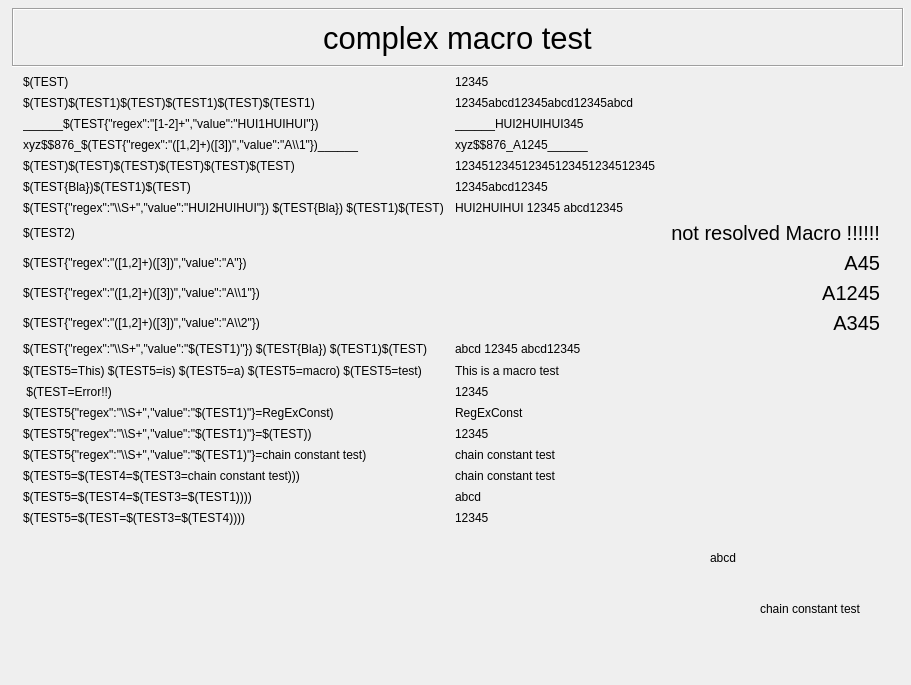
caqtdm/caqtdm, file caQtDM_Tests/macrotest.ui: the form before one commit.
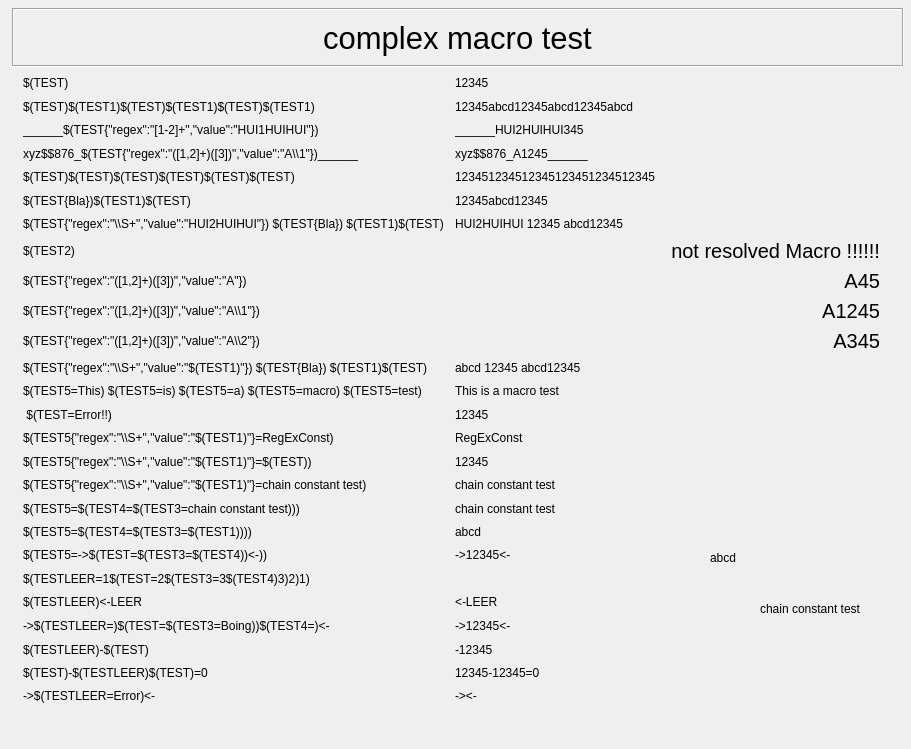
The form after the commit. Custom widgets are drawn as their Qt base class.

Commit message: extended Macro test

Diff of the .ui file:
```diff
--- a/caQtDM_Tests/macrotest.ui
+++ b/caQtDM_Tests/macrotest.ui
@@ -7,7 +7,7 @@
     <x>0</x>
     <y>0</y>
     <width>911</width>
-    <height>685</height>
+    <height>749</height>
    </rect>
   </property>
   <property name="windowTitle">
@@ -20,10 +20,84 @@
       <x>23</x>
       <y>74</y>
       <width>857</width>
-      <height>451</height>
+      <height>631</height>
      </rect>
     </property>
-    <layout class="QGridLayout" name="gridLayout" rowstretch="0,0,0,0,0,0,0,0,0,0,0,0,0,0,0,0,0,0,0,0,0">
+    <layout class="QGridLayout" name="gridLayout" rowstretch="0,0,0,0,0,0,0,0,0,0,0,0,0,0,0,0,0,0,0,0,0,0,0,0,0,0,0">
+     <item row="10" column="0">
+      <widget class="caLabel" name="calabel_21">
+       <property name="text">
+        <string>$(TEST{&quot;regex&quot;:&quot;([1,2]+)([3])&quot;,&quot;value&quot;:&quot;A\\1&quot;})</string>
+       </property>
+      </widget>
+     </item>
+     <item row="18" column="0">
+      <widget class="caLabel" name="calabel_35">
+       <property name="text">
+        <string>$(TEST5=$(TEST4=$(TEST3=chain constant test)))</string>
+       </property>
+      </widget>
+     </item>
+     <item row="21" column="1">
+      <widget class="caLabel" name="calabel_52">
+       <property name="text">
+        <string/>
+       </property>
+      </widget>
+     </item>
+     <item row="3" column="0">
+      <widget class="caLabel" name="calabel_8">
+       <property name="text">
+        <string>______$(TEST{&quot;regex&quot;:&quot;[1-2]+&quot;,&quot;value&quot;:&quot;HUI1HUIHUI&quot;})</string>
+       </property>
+       <property name="textFormat">
+        <enum>Qt::PlainText</enum>
+       </property>
+      </widget>
+     </item>
+     <item row="19" column="0">
+      <widget class="caLabel" name="calabel_37">
+       <property name="text">
+        <string>$(TEST5=$(TEST4=$(TEST3=$(TEST1))))</string>
+       </property>
+      </widget>
+     </item>
+     <item row="11" column="1">
+      <widget class="QLabel" name="label_4">
+       <property name="font">
+        <font>
+         <pointsize>15</pointsize>
+        </font>
+       </property>
+       <property name="text">
+        <string>A345</string>
+       </property>
+       <property name="alignment">
+        <set>Qt::AlignRight|Qt::AlignTrailing|Qt::AlignVCenter</set>
+       </property>
+      </widget>
+     </item>
+     <item row="17" column="1">
+      <widget class="caLabel" name="calabel_34">
+       <property name="text">
+        <string>chain constant test</string>
+       </property>
+      </widget>
+     </item>
+     <item row="23" column="0">
+      <widget class="caLabel" name="calabel_45">
+       <property name="text">
+        <string>-&gt;$(TESTLEER=)$(TEST=$(TEST3=Boing))$(TEST4=)&lt;-</string>
+       </property>
+      </widget>
+     </item>
+     <item row="6" column="1">
+      <widget class="caLabel" name="calabel_18">
+       <property name="text">
+        <string>12345abcd12345</string>
+       </property>
+      </widget>
+     </item>
      <item row="5" column="1">
       <widget class="caLabel" name="calabel_17">
        <property name="text">
@@ -31,24 +105,32 @@
        </property>
       </widget>
      </item>
-     <item row="15" column="1">
-      <widget class="caLabel" name="calabel_31">
+     <item row="18" column="1">
+      <widget class="caLabel" name="calabel_36">
        <property name="text">
-        <string>RegExConst</string>
+        <string>chain constant test</string>
        </property>
       </widget>
      </item>
-     <item row="1" column="1">
-      <widget class="caLabel" name="calabel_13">
+     <item row="10" column="1">
+      <widget class="QLabel" name="label_3">
+       <property name="font">
+        <font>
+         <pointsize>15</pointsize>
+        </font>
+       </property>
        <property name="text">
-        <string>12345</string>
+        <string>A1245</string>
        </property>
+       <property name="alignment">
+        <set>Qt::AlignRight|Qt::AlignTrailing|Qt::AlignVCenter</set>
+       </property>
       </widget>
      </item>
-     <item row="6" column="0">
-      <widget class="caLabel" name="calabel_12">
+     <item row="1" column="0">
+      <widget class="caLabel" name="calabel_10">
        <property name="text">
-        <string>$(TEST{Bla})$(TEST1)$(TEST)</string>
+        <string>$(TEST)</string>
        </property>
       </widget>
      </item>
@@ -59,41 +141,32 @@
        </property>
       </widget>
      </item>
-     <item row="12" column="0">
-      <widget class="caLabel" name="calabel_23">
+     <item row="17" column="0">
+      <widget class="caLabel" name="calabel_33">
        <property name="text">
-        <string>$(TEST{&quot;regex&quot;:&quot;\\S+&quot;,&quot;value&quot;:&quot;$(TEST1)&quot;}) $(TEST{Bla}) $(TEST1)$(TEST)</string>
+        <string>$(TEST5{&quot;regex&quot;:&quot;\\S+&quot;,&quot;value&quot;:&quot;$(TEST1)&quot;}=chain constant test)</string>
        </property>
       </widget>
      </item>
-     <item row="2" column="1">
-      <widget class="caLabel" name="calabel_14">
-       <property name="text">
-        <string>12345abcd12345abcd12345abcd</string>
+     <item row="9" column="1">
+      <widget class="QLabel" name="label_2">
+       <property name="font">
+        <font>
+         <pointsize>15</pointsize>
+        </font>
        </property>
-      </widget>
-     </item>
-     <item row="4" column="0">
-      <widget class="caLabel" name="calabel_9">
        <property name="text">
-        <string>xyz$$876_$(TEST{&quot;regex&quot;:&quot;([1,2]+)([3])&quot;,&quot;value&quot;:&quot;A\\1&quot;})______</string>
+        <string>A45</string>
        </property>
-      </widget>
-     </item>
-     <item row="16" column="1">
-      <widget class="caLabel" name="calabel_32">
-       <property name="text">
-        <string>12345</string>
+       <property name="alignment">
+        <set>Qt::AlignRight|Qt::AlignTrailing|Qt::AlignVCenter</set>
        </property>
       </widget>
      </item>
-     <item row="3" column="0">
-      <widget class="caLabel" name="calabel_8">
+     <item row="25" column="0">
+      <widget class="caLabel" name="calabel_48">
        <property name="text">
-        <string>______$(TEST{&quot;regex&quot;:&quot;[1-2]+&quot;,&quot;value&quot;:&quot;HUI1HUIHUI&quot;})</string>
-       </property>
-       <property name="textFormat">
-        <enum>Qt::PlainText</enum>
+        <string>$(TEST)-$(TESTLEER)$(TEST)=0</string>
        </property>
       </widget>
      </item>
@@ -112,17 +185,10 @@
        </property>
       </widget>
      </item>
-     <item row="5" column="0">
-      <widget class="caLabel" name="calabel_2">
+     <item row="24" column="1">
+      <widget class="caLabel" name="calabel_47">
        <property name="text">
-        <string>$(TEST)$(TEST)$(TEST)$(TEST)$(TEST)$(TEST)</string>
-       </property>
-      </widget>
-     </item>
-     <item row="14" column="0">
-      <widget class="caLabel" name="calabel_27">
-       <property name="text">
-        <string> $(TEST=Error!!)</string>
+        <string>-12345</string>
        </property>
       </widget>
      </item>
@@ -133,17 +199,17 @@
        </property>
       </widget>
      </item>
-     <item row="17" column="1">
-      <widget class="caLabel" name="calabel_34">
+     <item row="1" column="1">
+      <widget class="caLabel" name="calabel_13">
        <property name="text">
-        <string>chain constant test</string>
+        <string>12345</string>
        </property>
       </widget>
      </item>
-     <item row="19" column="0">
-      <widget class="caLabel" name="calabel_37">
+     <item row="4" column="0">
+      <widget class="caLabel" name="calabel_9">
        <property name="text">
-        <string>$(TEST5=$(TEST4=$(TEST3=$(TEST1))))</string>
+        <string>xyz$$876_$(TEST{&quot;regex&quot;:&quot;([1,2]+)([3])&quot;,&quot;value&quot;:&quot;A\\1&quot;})______</string>
        </property>
       </widget>
      </item>
@@ -154,24 +220,45 @@
        </property>
       </widget>
      </item>
-     <item row="2" column="0">
-      <widget class="caLabel" name="calabel_11">
+     <item row="20" column="1">
+      <widget class="caLabel" name="calabel_42">
        <property name="text">
-        <string>$(TEST)$(TEST1)$(TEST)$(TEST1)$(TEST)$(TEST1)</string>
+        <string>-&gt;12345&lt;-</string>
        </property>
       </widget>
      </item>
-     <item row="9" column="0">
-      <widget class="caLabel" name="calabel_7">
+     <item row="13" column="1">
+      <widget class="caLabel" name="calabel_26">
        <property name="text">
-        <string>$(TEST{&quot;regex&quot;:&quot;([1,2]+)([3])&quot;,&quot;value&quot;:&quot;A&quot;})</string>
+        <string>This is a macro test</string>
        </property>
       </widget>
      </item>
-     <item row="7" column="0">
-      <widget class="caLabel" name="calabel_19">
+     <item row="16" column="1">
+      <widget class="caLabel" name="calabel_32">
        <property name="text">
-        <string>$(TEST{&quot;regex&quot;:&quot;\\S+&quot;,&quot;value&quot;:&quot;HUI2HUIHUI&quot;}) $(TEST{Bla}) $(TEST1)$(TEST)</string>
+        <string>12345</string>
+       </property>
+      </widget>
+     </item>
+     <item row="2" column="1">
+      <widget class="caLabel" name="calabel_14">
+       <property name="text">
+        <string>12345abcd12345abcd12345abcd</string>
+       </property>
+      </widget>
+     </item>
+     <item row="23" column="1">
+      <widget class="caLabel" name="calabel_50">
+       <property name="text">
+        <string>-&gt;12345&lt;-</string>
+       </property>
+      </widget>
+     </item>
+     <item row="12" column="0">
+      <widget class="caLabel" name="calabel_23">
+       <property name="text">
+        <string>$(TEST{&quot;regex&quot;:&quot;\\S+&quot;,&quot;value&quot;:&quot;$(TEST1)&quot;}) $(TEST{Bla}) $(TEST1)$(TEST)</string>
        </property>
       </widget>
      </item>
@@ -182,32 +269,38 @@
        </property>
       </widget>
      </item>
-     <item row="17" column="0">
-      <widget class="caLabel" name="calabel_33">
+     <item row="22" column="1">
+      <widget class="caLabel" name="calabel_51">
        <property name="text">
-        <string>$(TEST5{&quot;regex&quot;:&quot;\\S+&quot;,&quot;value&quot;:&quot;$(TEST1)&quot;}=chain constant test)</string>
+        <string>&lt;-LEER</string>
        </property>
       </widget>
      </item>
-     <item row="11" column="1">
-      <widget class="QLabel" name="label_4">
-       <property name="font">
-        <font>
-         <pointsize>15</pointsize>
-        </font>
+     <item row="9" column="0">
+      <widget class="caLabel" name="calabel_7">
+       <property name="text">
+        <string>$(TEST{&quot;regex&quot;:&quot;([1,2]+)([3])&quot;,&quot;value&quot;:&quot;A&quot;})</string>
        </property>
+      </widget>
+     </item>
+     <item row="22" column="0">
+      <widget class="caLabel" name="calabel_44">
        <property name="text">
-        <string>A345</string>
+        <string>$(TESTLEER)&lt;-LEER</string>
        </property>
-       <property name="alignment">
-        <set>Qt::AlignRight|Qt::AlignTrailing|Qt::AlignVCenter</set>
+      </widget>
+     </item>
+     <item row="8" column="0">
+      <widget class="caLabel" name="calabel">
+       <property name="text">
+        <string>$(TEST2)</string>
        </property>
       </widget>
      </item>
-     <item row="10" column="0">
-      <widget class="caLabel" name="calabel_21">
+     <item row="15" column="1">
+      <widget class="caLabel" name="calabel_31">
        <property name="text">
-        <string>$(TEST{&quot;regex&quot;:&quot;([1,2]+)([3])&quot;,&quot;value&quot;:&quot;A\\1&quot;})</string>
+        <string>RegExConst</string>
        </property>
       </widget>
      </item>
@@ -218,10 +311,24 @@
        </property>
       </widget>
      </item>
-     <item row="18" column="1">
-      <widget class="caLabel" name="calabel_36">
+     <item row="14" column="0">
+      <widget class="caLabel" name="calabel_27">
        <property name="text">
-        <string>chain constant test</string>
+        <string> $(TEST=Error!!)</string>
+       </property>
+      </widget>
+     </item>
+     <item row="12" column="1">
+      <widget class="caLabel" name="calabel_24">
+       <property name="text">
+        <string>abcd 12345 abcd12345</string>
+       </property>
+      </widget>
+     </item>
+     <item row="5" column="0">
+      <widget class="caLabel" name="calabel_2">
+       <property name="text">
+        <string>$(TEST)$(TEST)$(TEST)$(TEST)$(TEST)$(TEST)</string>
        </property>
       </widget>
      </item>
@@ -232,10 +339,10 @@
        </property>
       </widget>
      </item>
-     <item row="16" column="0">
-      <widget class="caLabel" name="calabel_30">
+     <item row="7" column="0">
+      <widget class="caLabel" name="calabel_19">
        <property name="text">
-        <string>$(TEST5{&quot;regex&quot;:&quot;\\S+&quot;,&quot;value&quot;:&quot;$(TEST1)&quot;}=$(TEST))</string>
+        <string>$(TEST{&quot;regex&quot;:&quot;\\S+&quot;,&quot;value&quot;:&quot;HUI2HUIHUI&quot;}) $(TEST{Bla}) $(TEST1)$(TEST)</string>
        </property>
       </widget>
      </item>
@@ -246,99 +353,76 @@
        </property>
       </widget>
      </item>
-     <item row="18" column="0">
-      <widget class="caLabel" name="calabel_35">
+     <item row="6" column="0">
+      <widget class="caLabel" name="calabel_12">
        <property name="text">
-        <string>$(TEST5=$(TEST4=$(TEST3=chain constant test)))</string>
+        <string>$(TEST{Bla})$(TEST1)$(TEST)</string>
        </property>
       </widget>
      </item>
-     <item row="14" column="1">
-      <widget class="caLabel" name="calabel_28">
+     <item row="25" column="1">
+      <widget class="caLabel" name="calabel_49">
        <property name="text">
-        <string>12345</string>
+        <string>12345-12345=0</string>
        </property>
       </widget>
      </item>
-     <item row="13" column="1">
-      <widget class="caLabel" name="calabel_26">
+     <item row="2" column="0">
+      <widget class="caLabel" name="calabel_11">
        <property name="text">
-        <string>This is a macro test</string>
-       </property>
-      </widget>
-     </item>
-     <item row="1" column="0">
-      <widget class="caLabel" name="calabel_10">
-       <property name="text">
-        <string>$(TEST)</string>
-       </property>
-      </widget>
-     </item>
-     <item row="9" column="1">
-      <widget class="QLabel" name="label_2">
-       <property name="font">
-        <font>
-         <pointsize>15</pointsize>
-        </font>
-       </property>
-       <property name="text">
-        <string>A45</string>
-       </property>
-       <property name="alignment">
-        <set>Qt::AlignRight|Qt::AlignTrailing|Qt::AlignVCenter</set>
-       </property>
-      </widget>
-     </item>
-     <item row="6" column="1">
-      <widget class="caLabel" name="calabel_18">
-       <property name="text">
-        <string>12345abcd12345</string>
-       </property>
-      </widget>
-     </item>
-     <item row="10" column="1">
-      <widget class="QLabel" name="label_3">
-       <property name="font">
-        <font>
-         <pointsize>15</pointsize>
-        </font>
-       </property>
-       <property name="text">
-        <string>A1245</string>
-       </property>
-       <property name="alignment">
-        <set>Qt::AlignRight|Qt::AlignTrailing|Qt::AlignVCenter</set>
-       </property>
-      </widget>
-     </item>
-     <item row="12" column="1">
-      <widget class="caLabel" name="calabel_24">
-       <property name="text">
-        <string>abcd 12345 abcd12345</string>
-       </property>
-      </widget>
-     </item>
-     <item row="8" column="0">
-      <widget class="caLabel" name="calabel">
-       <property name="text">
-        <string>$(TEST2)</string>
+        <string>$(TEST)$(TEST1)$(TEST)$(TEST1)$(TEST)$(TEST1)</string>
        </property>
       </widget>
      </item>
      <item row="20" column="0">
       <widget class="caLabel" name="calabel_40">
        <property name="text">
-        <string>$(TEST5=$(TEST=$(TEST3=$(TEST4))))</string>
+        <string>$(TEST5=-&gt;$(TEST=$(TEST3=$(TEST4))&lt;-))</string>
        </property>
       </widget>
      </item>
-     <item row="20" column="1">
-      <widget class="caLabel" name="calabel_42">
+     <item row="14" column="1">
+      <widget class="caLabel" name="calabel_28">
        <property name="text">
         <string>12345</string>
        </property>
       </widget>
      </item>
+     <item row="24" column="0">
+      <widget class="caLabel" name="calabel_46">
+       <property name="text">
+        <string>$(TESTLEER)-$(TEST)</string>
+       </property>
+      </widget>
+     </item>
+     <item row="16" column="0">
+      <widget class="caLabel" name="calabel_30">
+       <property name="text">
+        <string>$(TEST5{&quot;regex&quot;:&quot;\\S+&quot;,&quot;value&quot;:&quot;$(TEST1)&quot;}=$(TEST))</string>
+       </property>
+      </widget>
+     </item>
+     <item row="21" column="0">
+      <widget class="caLabel" name="calabel_43">
+       <property name="text">
+        <string>$(TESTLEER=1$(TEST=2$(TEST3=3$(TEST4)3)2)1)</string>
+       </property>
+      </widget>
+     </item>
+     <item row="26" column="0">
+      <widget class="caLabel" name="calabel_53">
+       <property name="text">
+        <string>-&gt;$(TESTLEER=Error)&lt;-</string>
+       </property>
+      </widget>
+     </item>
+     <item row="26" column="1">
+      <widget class="caLabel" name="calabel_54">
+       <property name="text">
+        <string>-&gt;&lt;-</string>
+       </property>
+      </widget>
+     </item>
     </layout>
    </widget>
    <widget class="caFrame" name="caframe">
```
